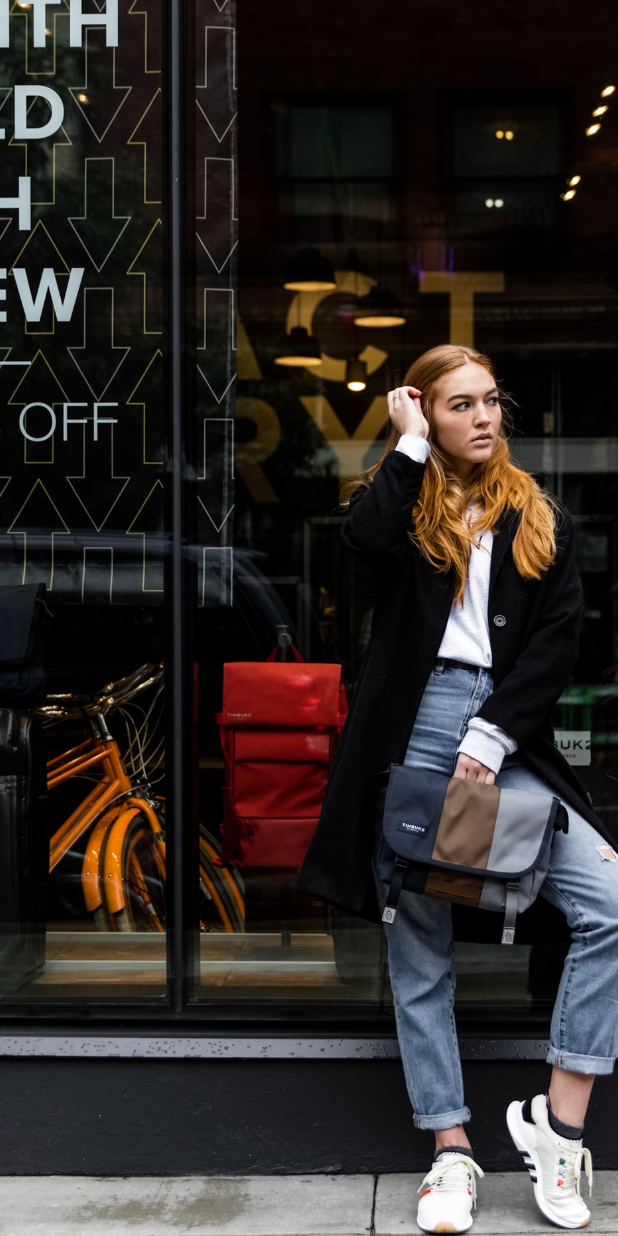
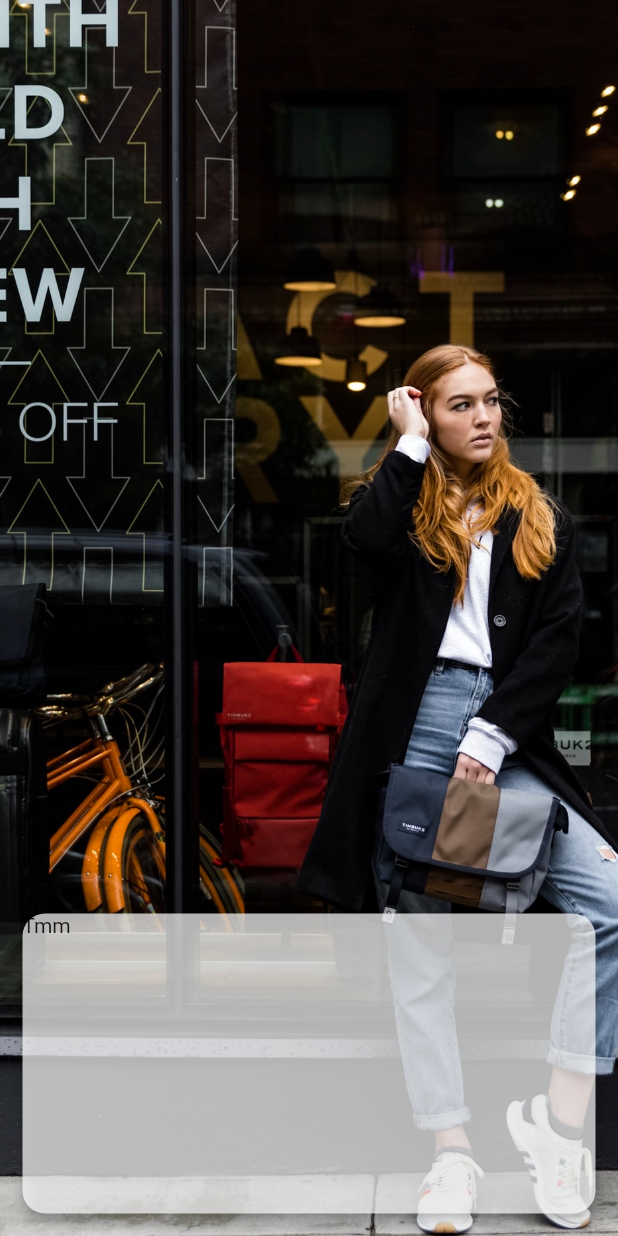
Before and after one commit to salihceylanorganization/modaapp, a Flutter app: the Detay screen opened directly, on a phone screen of 412 x 824 dp. Run offline on Flutter 3.47's test engine with Material 2 defaults, Android fonts, the phone set to English and light mode, and no system bars.

Commit message:
Moda Uygulaması

```diff
--- a/lib/detay.dart
+++ b/lib/detay.dart
@@ -13,7 +13,9 @@ class _DetayState extends State<Detay> {
   @override
   Widget build(BuildContext context) {
     return Scaffold(
-      body: Hero(
+      body: Stack(
+        children: [
+          Hero(
             tag: widget.imgPath,
             child: Container(
               width: MediaQuery.of(context).size.width,
@@ -23,6 +25,24 @@ class _DetayState extends State<Detay> {
                       image: AssetImage(widget.imgPath), fit: BoxFit.cover)),
             ),
           ),
+          Positioned(
+            bottom: 15,
+            left: 15,
+            right: 15,
+            child: Material(
+              borderRadius: BorderRadius.circular(15),
+              color:Colors.white.withOpacity(0.7) ,
+              elevation: 4,
+              child: Container(
+                width: 300,
+                height: 200,
+                child: Text("Tmm"),
+
+              ),
+            ),
+          ),
+        ],
+      ),
     );
   }
 }
```
Lines whose indentation alone changed are shown as unchanged.
